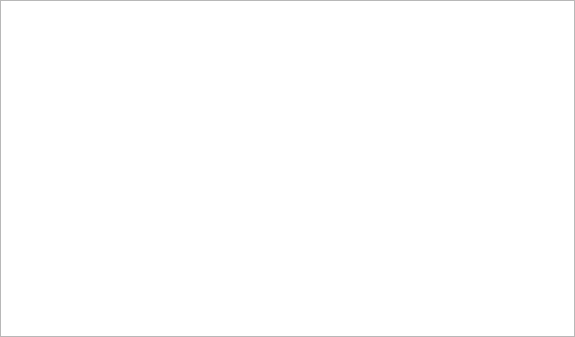
First picture: the form in qtgui/frames/wiki_doc_widget.ui, repository PinguinoIDE/pinguino-ide, before the edit.
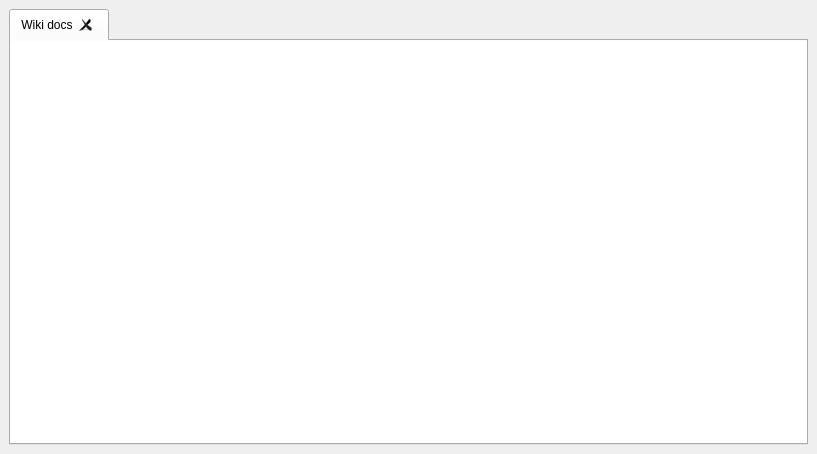
Second picture: the form after the edit.

The edit to the form file:
```diff
--- a/qtgui/frames/wiki_doc_widget.ui
+++ b/qtgui/frames/wiki_doc_widget.ui
@@ -1,18 +1,32 @@
 <?xml version="1.0" encoding="UTF-8"?>
 <ui version="4.0">
- <class>Form_wiki</class>
- <widget class="QWidget" name="Form_wiki">
+ <class>WikiDocs</class>
+ <widget class="QMainWindow" name="WikiDocs">
   <property name="geometry">
    <rect>
     <x>0</x>
     <y>0</y>
-    <width>575</width>
-    <height>337</height>
+    <width>817</width>
+    <height>454</height>
    </rect>
   </property>
   <property name="windowTitle">
    <string>Form</string>
   </property>
+  <widget class="QWidget" name="centralwidget">
+   <layout class="QGridLayout" name="gridLayout_2">
+    <item row="0" column="0">
+     <widget class="QTabWidget" name="tabWidget">
+      <property name="currentIndex">
+       <number>0</number>
+      </property>
+      <property name="tabsClosable">
+       <bool>true</bool>
+      </property>
+      <widget class="QWidget" name="tab">
+       <attribute name="title">
+        <string>Wiki docs</string>
+       </attribute>
   <layout class="QGridLayout" name="gridLayout">
    <property name="margin">
     <number>0</number>
@@ -20,8 +34,11 @@
    <property name="spacing">
     <number>0</number>
    </property>
-   <item row="1" column="0" colspan="2">
+        <item row="0" column="0">
     <widget class="QTextBrowser" name="textBrowser_doc">
+          <property name="frameShape">
+           <enum>QFrame::NoFrame</enum>
+          </property>
      <property name="textInteractionFlags">
       <set>Qt::LinksAccessibleByKeyboard|Qt::LinksAccessibleByMouse|Qt::TextBrowserInteraction|Qt::TextSelectableByKeyboard|Qt::TextSelectableByMouse</set>
      </property>
@@ -31,6 +48,11 @@
     </widget>
    </item>
   </layout>
+      </widget>
+     </widget>
+    </item>
+   </layout>
+  </widget>
  </widget>
  <resources/>
  <connections/>
```
Left out of the diff: 13 changed lines with no effect on the pictures. Lines whose indentation alone changed are shown as unchanged.
